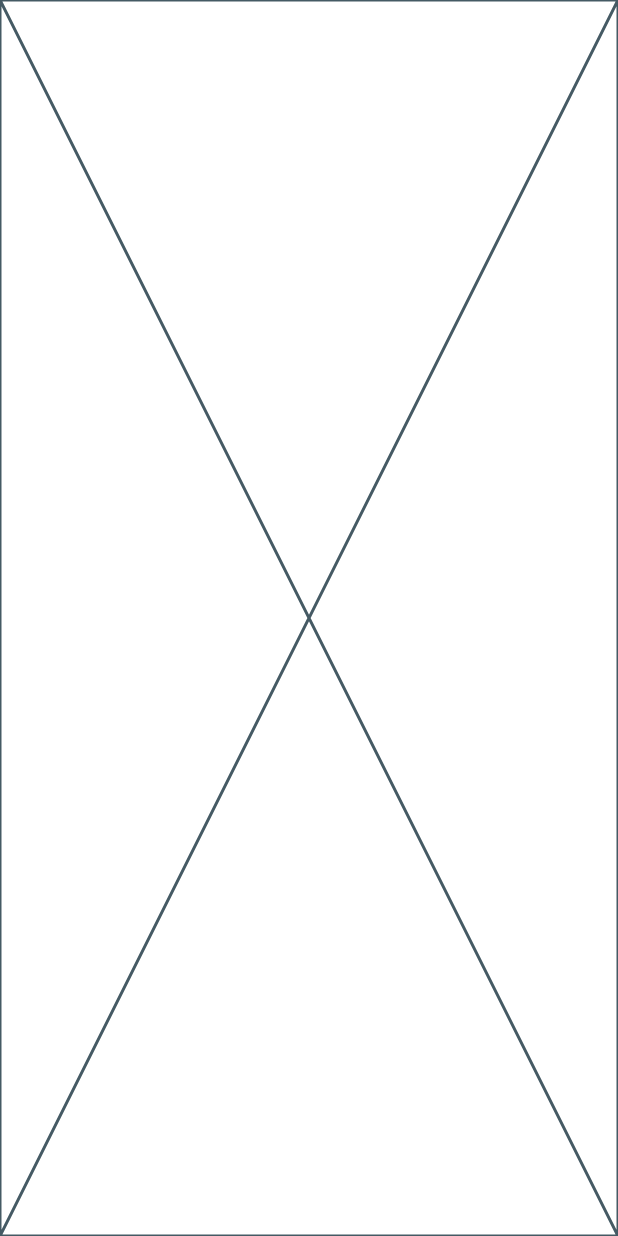
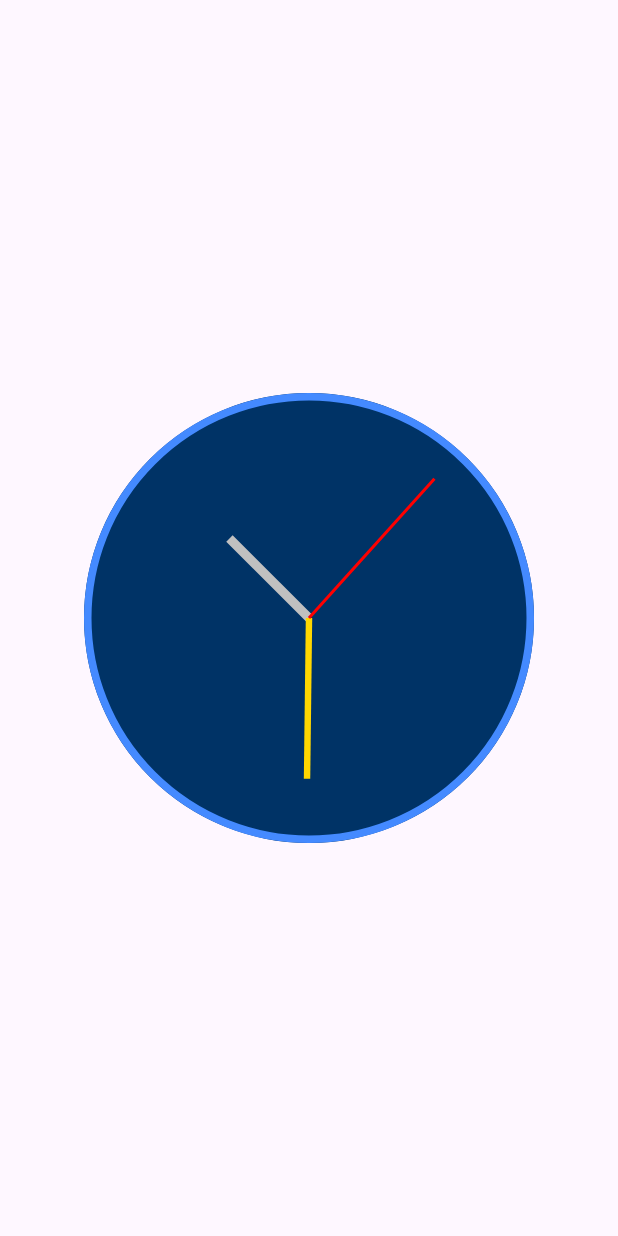
Before and after one commit to IlyasMuhammedWac/clock, a Flutter app: the screen it shows after launch, on a phone screen of 412 x 824 dp. Run offline on Flutter 3.47's test engine with Material 3 defaults, Android fonts, the phone set to English and light mode, and no system bars.

Commit message:
clock completed

```diff
--- a/lib/clock_widget.dart
+++ b/lib/clock_widget.dart
@@ -1,15 +1,144 @@
+import 'dart:async';
+import 'dart:math';
+
 import 'package:flutter/material.dart';
 
 class ClockWidget extends StatefulWidget {
-  const ClockWidget({super.key});
+  final double borderWidth;
+  final double width;
+  final double height;
+  final BoxDecoration decoration;
+
+  const ClockWidget({
+    super.key,
+    required this.borderWidth,
+    this.width = double.infinity,
+    this.height = double.infinity,
+    this.decoration = const BoxDecoration(),
+  });
 
   @override
-  State<ClockWidget> createState() => _ClockWidgetState();
+  State<ClockWidget> createState() => ClockWidgetState();
 }
 
-class _ClockWidgetState extends State<ClockWidget> {
+class ClockWidgetState extends State<ClockWidget> {
+  late DateTime _dateTime;
+  late Timer _timer;
+
+  @override
+  void initState() {
+    super.initState();
+    _dateTime = DateTime.now();
+    _timer = Timer.periodic(const Duration(seconds: 1), (timer) {
+      setState(() {
+        _dateTime = DateTime.now();
+      });
+    });
+  }
+
+  @override
+  void dispose() {
+    _timer.cancel();
+    super.dispose();
+  }
+
   @override
   Widget build(BuildContext context) {
-    return const Placeholder();
+    return CustomPaint(
+      painter: ClockPainter(_dateTime, borderWidth: widget.borderWidth),
+      child: SizedBox(
+        height: widget.height,
+        width: widget.width,
+      ),
+    );
   }
 }
+
+class ClockPainter extends CustomPainter {
+  final DateTime _dateTime;
+  final double _borderWidth;
+
+  ClockPainter(
+    this._dateTime, {
+    required double borderWidth,
+  }) : _borderWidth = borderWidth;
+
+  @override
+  void paint(Canvas canvas, Size size) {
+    final radius = min(size.width, size.height) / 2;
+    final double borderWidth = _borderWidth;
+
+    canvas.translate(size.width / 2, size.height / 2);
+    var paint = Paint()
+      ..color = const Color(0xff003366)
+      ..style = PaintingStyle.fill;
+    canvas.drawCircle(const Offset(0, 0), radius, paint);
+
+    // Border style
+    if (borderWidth > 0) {
+      Paint borderPaint = Paint()
+        ..color = Colors.blueAccent
+        ..style = PaintingStyle.stroke
+        ..strokeWidth = borderWidth
+        ..isAntiAlias = true;
+      canvas.drawCircle(
+          const Offset(0, 0), radius - borderWidth / 2, borderPaint);
+    }
+
+    double L = 150;
+    double S = 6;
+    _paintHourHand(canvas, L / 2.0, S);
+    _paintMinuteHand(canvas, L / 1.4, S / 1.4);
+    _paintSecondHand(canvas, L / 1.2, S / 3);
+  }
+
+  void _paintHourHand(Canvas canvas, double radius, double strokeWidth) {
+    double angle = (_dateTime.hour % 12 + _dateTime.minute / 60) * 30 - 90;
+    Offset handOffset = Offset(
+      cos(_getRadians(angle)) * radius,
+      sin(_getRadians(angle)) * radius,
+    );
+    final hourHandPaint = Paint()
+      ..color = const Color(0xffC0C0C0)
+      ..strokeWidth = strokeWidth
+      ..style = PaintingStyle.stroke;
+    canvas.drawLine(const Offset(0, 0), handOffset, hourHandPaint);
+  }
+
+
+  void _paintMinuteHand(Canvas canvas, double radius, double strokeWidth) {
+    double angle = (_dateTime.minute + _dateTime.second / 60) * 6 - 90;
+    Offset handOffset = Offset(
+      cos(_getRadians(angle)) * radius,
+      sin(_getRadians(angle)) * radius,
+    );
+    final minuteHandPaint = Paint()
+      ..color = const Color(0xffFFD700)
+      ..strokeWidth = strokeWidth
+      ..style = PaintingStyle.stroke;
+    canvas.drawLine(const Offset(0, 0), handOffset, minuteHandPaint);
+  }
+
+  void _paintSecondHand(Canvas canvas, double radius, double strokeWidth) {
+    double angle = _dateTime.second * 6 - 90;
+    Offset handOffset = Offset(
+      cos(_getRadians(angle)) * radius,
+      sin(_getRadians(angle)) * radius,
+    );
+    final secondHandPaint = Paint()
+      ..color = const Color(0xffFF0000)
+      ..strokeWidth = strokeWidth
+      ..style = PaintingStyle.stroke;
+    canvas.drawLine(const Offset(0, 0), handOffset, secondHandPaint);
+  }
+
+  @override
+  bool shouldRepaint(covariant ClockPainter oldDelegate) {
+    return _dateTime != oldDelegate._dateTime ||
+        _borderWidth != oldDelegate._borderWidth;
+  }
+
+  static double _getRadians(double angle) {
+    return angle * pi / 180;
+  }
+}
--- /dev/null
+++ b/lib/home_page.dart
@@ -0,0 +1,19 @@
+import 'package:analog_clock/clock_widget.dart';
+import 'package:flutter/material.dart';
+
+class HomeScreen extends StatelessWidget {
+  const HomeScreen({super.key});
+
+  @override
+  Widget build(BuildContext context) {
+    return const Scaffold(
+      body: Center(
+        child: ClockWidget(
+          borderWidth: 5,
+          height: 300,
+          width: 300,
+        ),
+      ),
+    );
+  }
+}
--- a/lib/main.dart
+++ b/lib/main.dart
@@ -1,4 +1,4 @@
-import 'package:analog_clock/clock_widget.dart';
+import 'package:analog_clock/home_page.dart';
 import 'package:flutter/material.dart';
 
 void main() {
@@ -16,7 +16,7 @@ class MyApp extends StatelessWidget {
         colorScheme: ColorScheme.fromSeed(seedColor: Colors.deepPurple),
         useMaterial3: true,
       ),
-      home: const ClockWidget(),
+      home: const HomeScreen(),
     );
   }
 }
```
